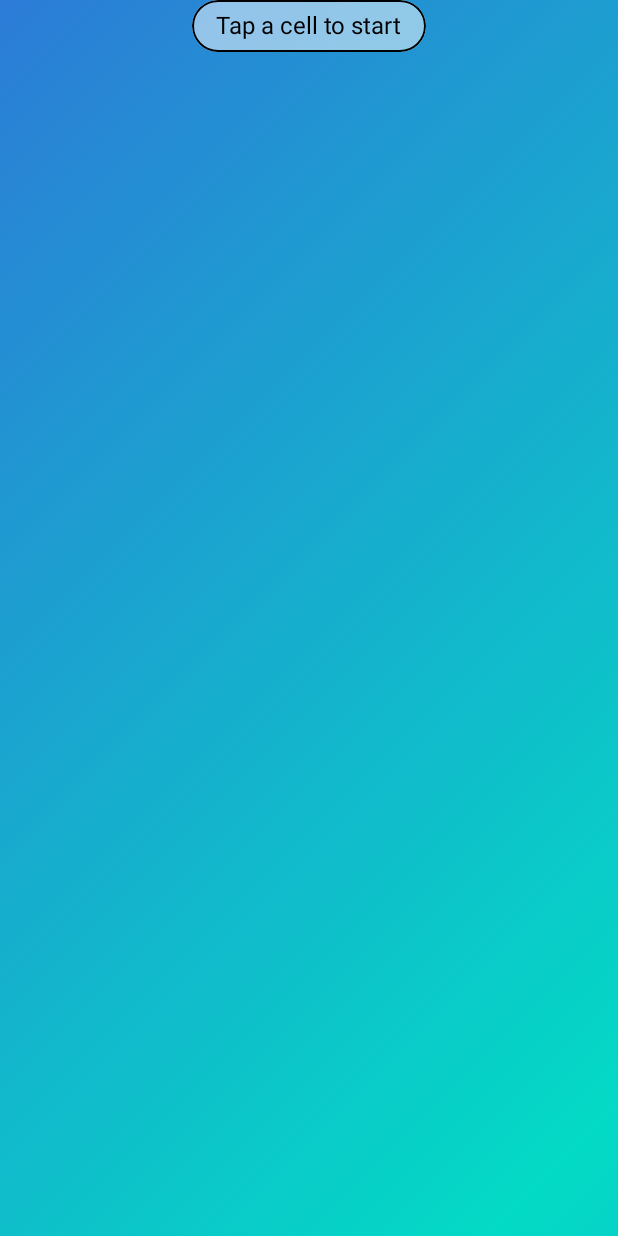
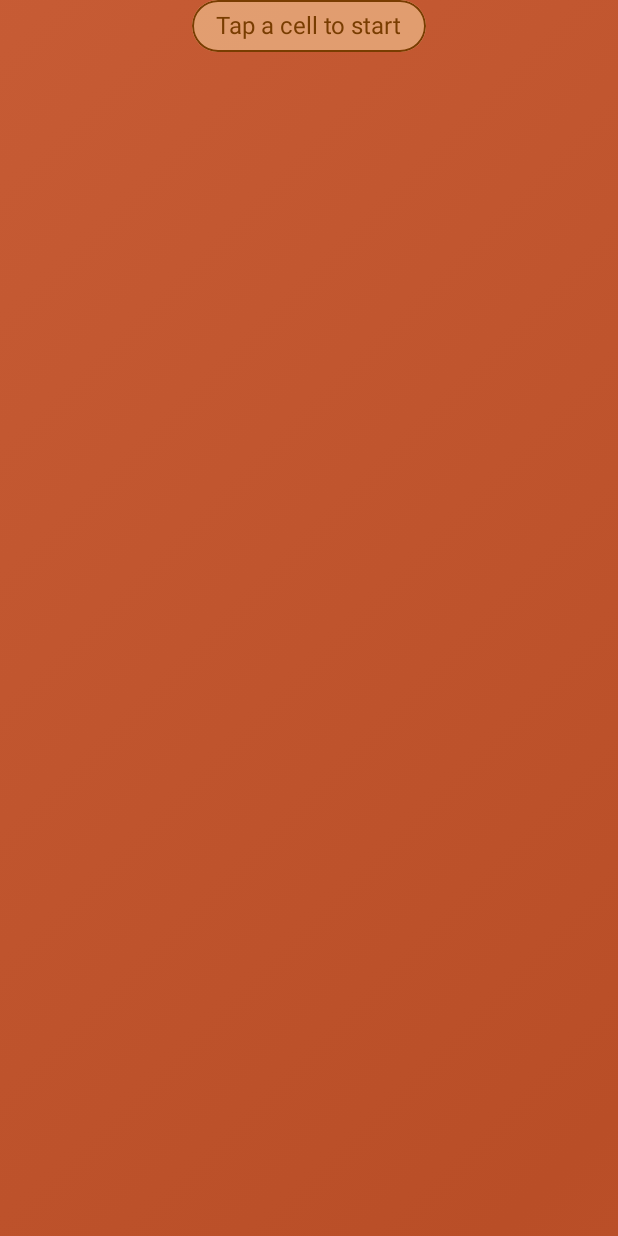
Before and after one commit to jayasuryat/minesweeper-j-compose, an Android app built with Jetpack Compose: the screen it shows after launch (MainActivity), on a phone screen of 412 x 824 dp. Run offline under Robolectric (Android 15) with nearby library versions, the phone set to English and light mode, and no system bars; our stand-ins replace accompanist; libraries missing offline, so code that uses them is left out: jp.wasabeef.takt; 5 statements that could not run were skipped.

Commit message:
Update light theme colors (#7)

```diff
--- a/app/src/main/java/com/jayasuryat/minesweeperjc/ui/theme/Color.kt
+++ b/app/src/main/java/com/jayasuryat/minesweeperjc/ui/theme/Color.kt
@@ -1,15 +1,15 @@
 package com.jayasuryat.minesweeperjc.ui.theme
 
 import androidx.compose.ui.graphics.Color
-
-val Purple200 = Color(0xFFBB86FC)
-val Purple500 = Color(0xFF6200EE)
-val Purple700 = Color(0xFF3700B3)
-val Teal200 = Color(0xFF03DAC5)
 
 val Vampire = Color(0xFF06090E)
 val Cobalt = Color(0xFF1A559E)
 val Havelock = Color(0xFF568EDC)
 val Beau = Color(0xFFB8D4F4)
 
+val Beech = Color(0xFF793D01)
+val Tuscany = Color(0xFFB94E27)
+val Damask = Color(0xFFD86D46)
+val Navajo = Color(0xFFFFE2AD)
+
 val Ruby = Color(0xFFAE2012)
--- a/app/src/main/java/com/jayasuryat/minesweeperjc/ui/theme/Theme.kt
+++ b/app/src/main/java/com/jayasuryat/minesweeperjc/ui/theme/Theme.kt
@@ -5,7 +5,6 @@ import androidx.compose.material.MaterialTheme
 import androidx.compose.material.darkColors
 import androidx.compose.material.lightColors
 import androidx.compose.runtime.Composable
-import androidx.compose.ui.graphics.Color
 
 private val DarkColorPalette = darkColors(
     background = Vampire,
@@ -22,18 +21,17 @@ private val DarkColorPalette = darkColors(
 )
 
 private val LightColorPalette = lightColors(
-    primary = Purple500,
-    primaryVariant = Purple700,
-    secondary = Teal200
+    background = Navajo,
+    onBackground = Beech,
 
-    /* Other default colors to override
-    background = Color.White,
-    surface = Color.White,
-    onPrimary = Color.White,
-    onSecondary = Color.Black,
-    onBackground = Color.Black,
-    onSurface = Color.Black,
-    */
+    primary = Damask,
+    onPrimary = Beech,
+
+    secondary = Tuscany,
+    onSecondary = Beech,
+
+    error = Ruby,
+    onError = Navajo,
 )
 
 @Composable
```
